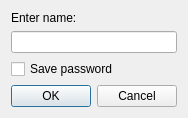
Qt form client/libclient/src/ui/dialogs/connection_name_dialog.ui (networkoptix/nx_open) before a commit.
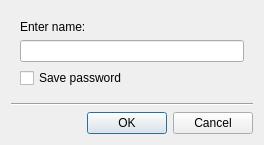
The same form after that commit.

Commit message:
VMS-2217: Fixed separator lines in many dialogs
<==== Mercurial data ====>
Branch: dev_3.0.0_gui

The edit to the form file:
```diff
--- a/client/libclient/src/ui/dialogs/connection_name_dialog.ui
+++ b/client/libclient/src/ui/dialogs/connection_name_dialog.ui
@@ -7,7 +7,7 @@
     <x>0</x>
     <y>0</y>
     <width>264</width>
-    <height>109</height>
+    <height>142</height>
    </rect>
   </property>
   <property name="windowTitle">
@@ -17,9 +17,9 @@
    <bool>true</bool>
   </property>
   <layout class="QVBoxLayout" name="verticalLayout">
-   <property name="sizeConstraint">
-    <enum>QLayout::SetFixedSize</enum>
-   </property>
+   <item>
+    <widget class="QWidget" name="widget" native="true">
+     <layout class="QVBoxLayout" name="verticalLayout_2">
    <item>
     <widget class="QLabel" name="label">
      <property name="text">
@@ -34,6 +34,29 @@
     <widget class="QCheckBox" name="savePasswordCheckBox">
      <property name="text">
       <string>Save password</string>
+        </property>
+       </widget>
+      </item>
+     </layout>
+    </widget>
+   </item>
+   <item>
+    <spacer name="verticalSpacer">
+     <property name="orientation">
+      <enum>Qt::Vertical</enum>
+     </property>
+     <property name="sizeHint" stdset="0">
+      <size>
+       <width>20</width>
+       <height>40</height>
+      </size>
+     </property>
+    </spacer>
+   </item>
+   <item>
+    <widget class="Line" name="line">
+     <property name="orientation">
+      <enum>Qt::Horizontal</enum>
      </property>
     </widget>
    </item>
```
Lines whose indentation alone changed are shown as unchanged. The commit also changes 30 other files.
